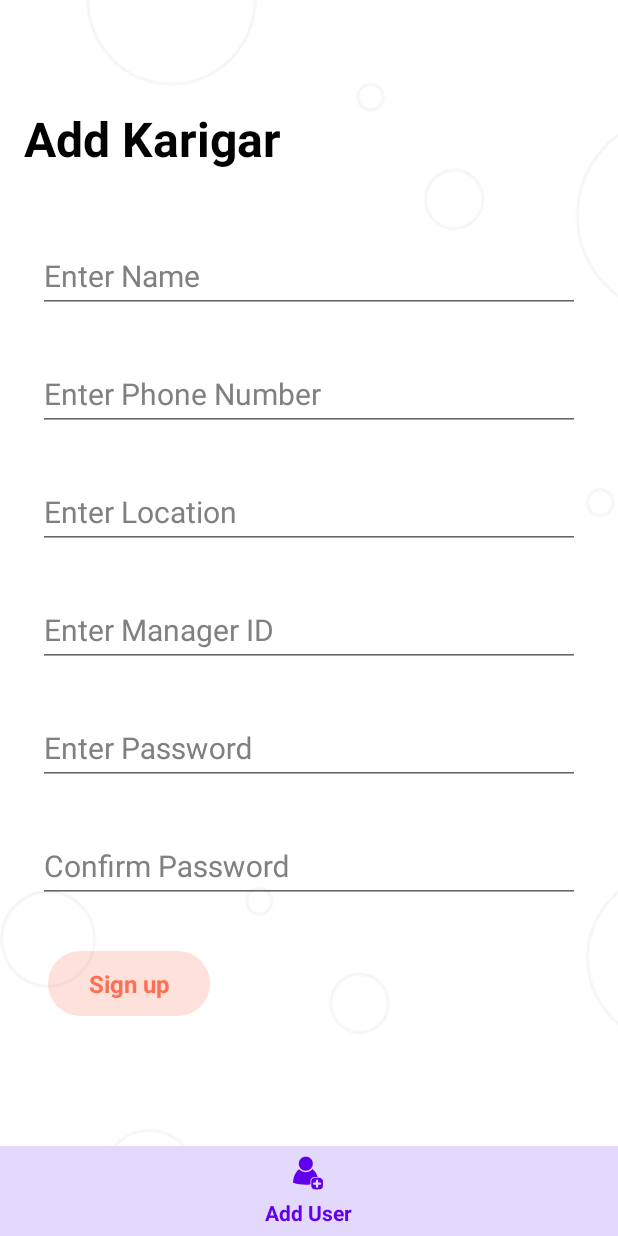
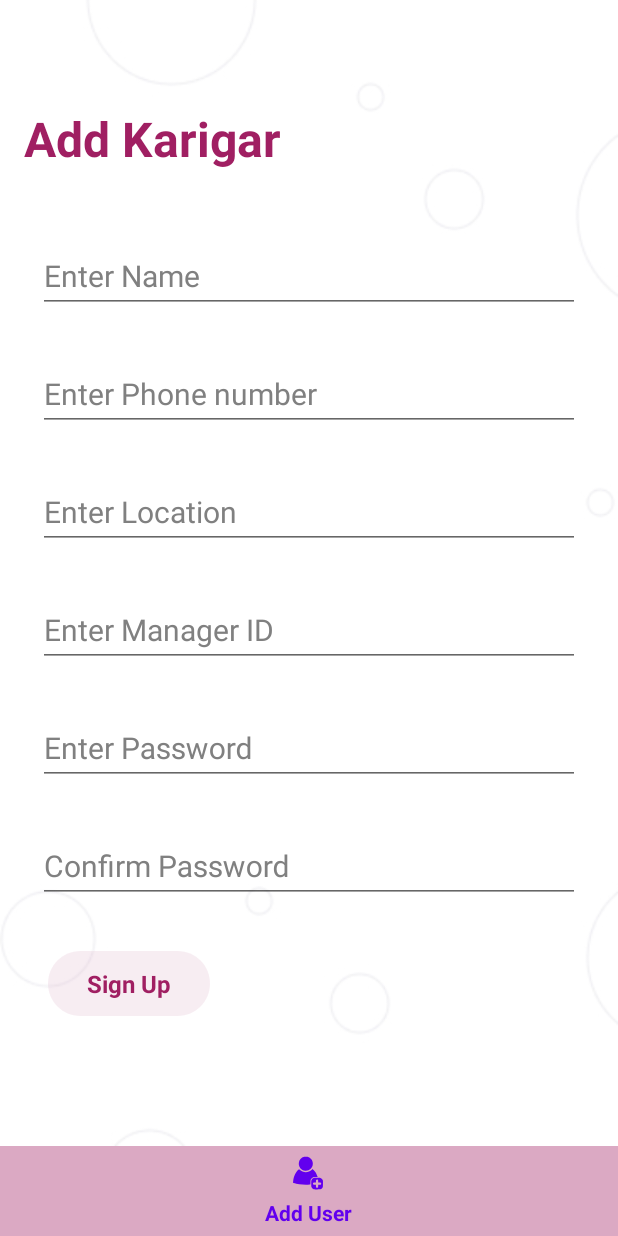
Before and after one commit to CFGIndia20/team-22, an Android app: the fragment AddUserFragment placed in its activity, on a phone screen of 412 x 824 dp. Run offline under Robolectric (Android 15) with nearby library versions, the phone set to English and light mode, and no system bars; 3 statements that could not run were skipped.

Commit message:
add fragment-add_user.xml

```diff
--- a/android/Umeed/app/src/main/res/drawable-v24/button_style_two.xml
+++ b/android/Umeed/app/src/main/res/drawable-v24/button_style_two.xml
@@ -16,7 +16,7 @@
 
         <path
             android:pathData="M0 0V43H108V0"
-            android:fillColor="#FF7052"
+            android:fillColor="@color/umeed_light"
             />
 
     </group>
--- a/android/Umeed/app/src/main/res/drawable/bottom_nav_style.xml
+++ b/android/Umeed/app/src/main/res/drawable/bottom_nav_style.xml
@@ -12,7 +12,7 @@
 
         <path
             android:pathData="M0 0V80H375V0"
-            android:fillColor="#e3d9fc"
+            android:fillColor="@color/umeed_light"
             />
 
     </group>
--- /dev/null
+++ b/android/Umeed/app/src/main/res/drawable/ic_splash_logo.xml
@@ -0,0 +1,18 @@
+<vector xmlns:android="http://schemas.android.com/apk/res/android"
+    android:width="530dp"
+    android:height="530dp"
+    android:viewportWidth="530"
+    android:viewportHeight="530">
+  <path
+      android:pathData="M307.8,172.7c-0.1,0.5 -2.8,2.8 -5.8,5.3 -8.4,6.9 -12.6,10.6 -23.8,21.7l-10.3,10.2 4,2.1c11.4,5.8 12.4,20.6 1.8,28.4 -4,2.9 -13.4,2.9 -17.4,-0 -10.6,-7.8 -9.6,-23.2 1.9,-28.4 2.3,-1 3.5,-2.1 2.9,-2.5 -0.6,-0.3 -0.8,-1.2 -0.5,-1.8 0.4,-0.7 0.4,-0.9 0,-0.6 -0.4,0.4 -5.8,-4.3 -11.9,-10.3 -6.2,-6.1 -13.6,-12.8 -16.4,-15 -2.9,-2.2 -5.3,-4.4 -5.3,-4.9 0,-2.4 -2.2,-0.2 -5.8,5.8 -4.1,6.9 -15.5,30.1 -16.6,33.9 -0.5,1.7 1,3.1 9.6,8.9 11.9,8 31.5,26.9 42.3,41 3.9,5 7.5,9.1 8,9.2 0.6,0.1 3.7,-3.3 7.1,-7.7 14.5,-19 33.9,-37.4 51.7,-48.9 3.7,-2.4 6.7,-4.5 6.7,-4.8 0,-2.6 -13.2,-29.8 -18.7,-38.6 -2.4,-3.8 -2.9,-4.2 -3.5,-3z"
+      android:fillColor="@color/umeed_dark"
+      android:strokeColor="#00000000"/>
+  <path
+      android:pathData="M327.9,229.7c-21.8,23.9 -38.4,55.8 -44,84.5 -2.4,12.4 -2.6,38.4 -0.4,51.1 1.4,8.1 5.6,22.7 7.4,25.5 0.6,1 2.6,0.3 8.7,-2.9 12.9,-6.8 23.3,-14.6 33.9,-25.3 18.1,-18.3 28.2,-37.2 33.5,-62.6 2.6,-12.9 2.1,-55.3 -0.8,-58.2 -0.9,-0.9 -6.8,1 -17,5.4 -4,1.7 -7.5,2.9 -7.8,2.6 -0.5,-0.5 -4.2,-15.3 -4.8,-19 -0.1,-1 -0.5,-2.1 -0.9,-2.4 -0.4,-0.4 -0.7,-1.6 -0.7,-2.6 0,-3 -1.5,-2.1 -7.1,3.9z"
+      android:fillColor="#000000"
+      android:strokeColor="#00000000"/>
+  <path
+      android:pathData="M198.7,232c-0.9,1.9 -2.4,7.2 -3.3,11.7 -1,4.6 -2.1,8.3 -2.6,8.3 -0.4,-0 -3.2,-1.1 -6.2,-2.5 -8.4,-3.9 -21.7,-8.6 -22.6,-8 -1.9,1.2 -3.3,20.3 -2.7,36.9 0.7,18.4 2.5,28.6 7.3,41.6 2.7,7.3 3.8,9.6 9.2,19 10,17.5 29.2,35.9 48.7,46.8 11.6,6.5 11.7,6.5 14.3,-1.3 4.8,-14.4 6.5,-26 6.5,-43.5 0.1,-18.3 -1.3,-27.8 -6.5,-44 -6.7,-21.1 -21.5,-46.8 -37.1,-64.5l-3.5,-4 -1.5,3.5z"
+      android:fillColor="#000000"
+      android:strokeColor="#00000000"/>
+</vector>
--- a/android/Umeed/app/src/main/res/layout/activity_splash_screen.xml
+++ b/android/Umeed/app/src/main/res/layout/activity_splash_screen.xml
@@ -6,8 +6,9 @@
     <ImageView
         android:layout_width="250dp"
         android:layout_height="250dp"
-        android:src="@drawable/ic_logooo"
+        android:src="@drawable/splashh_logo"
         android:layout_centerInParent="true"/>
+
     <RelativeLayout
         android:layout_width="wrap_content"
         android:layout_height="wrap_content"
@@ -29,6 +30,7 @@
             android:layout_centerVertical="true"
             android:layout_toRightOf="@id/tview"
             android:scaleType="centerCrop"
+
         android:src="@drawable/ic_logooo"/>
     </RelativeLayout>
 
--- a/android/Umeed/app/src/main/res/layout/fragment_add_user.xml
+++ b/android/Umeed/app/src/main/res/layout/fragment_add_user.xml
@@ -18,7 +18,31 @@
             android:text="Add Karigar"
             android:textStyle="bold"
             android:textSize="32dp"
-            android:textColor="#000000"/>
+            android:textColor="@color/umeed_dark"/>
+
+        <android.support.design.widget.TextInputLayout
+            android:id="@+id/name"
+            android:layout_width="match_parent"
+            android:layout_height="wrap_content"
+            android:layout_marginLeft="25dp"
+            android:layout_marginTop="20dp"
+            android:layout_marginRight="25dp"
+            android:textColorHint="@color/dark_grey">
+
+            <AutoCompleteTextView
+                android:id="@+id/addUser_et_name"
+                android:layout_width="match_parent"
+                android:layout_height="wrap_content"
+                android:hint="@string/name"
+                android:imeOptions="actionNext"
+                android:inputType="textNoSuggestions"
+                android:maxLines="1"
+                android:textColor="#000000"
+                android:textColorHint="@color/dark_grey"
+                android:textIsSelectable="false"
+                android:textSize="20sp" />
+        </android.support.design.widget.TextInputLayout>
+
         <android.support.design.widget.TextInputLayout
             android:layout_width="match_parent"
             android:layout_height="wrap_content"
@@ -28,57 +52,10 @@
             android:layout_marginRight="25dp"
             >
             <AutoCompleteTextView
-                android:id="@+id/username"
+                android:id="@+id/addUser_et_phoneNumber"
                 android:layout_width="match_parent"
                 android:layout_height="wrap_content"
-                android:hint="Enter Name"
-                android:imeOptions="actionNext"
-                android:inputType="textNoSuggestions"
-                android:maxLines="1"
-                android:textColor="#000000"
-                android:textColorHint="@color/dark_grey"
-                android:textIsSelectable="false"
-                android:textSize="20sp"
-                />
-        </android.support.design.widget.TextInputLayout>
-        <android.support.design.widget.TextInputLayout
-            android:layout_width="match_parent"
-            android:layout_height="wrap_content"
-            android:textColorHint="@color/dark_grey"
-            android:layout_marginLeft="25dp"
-            android:layout_marginRight="25dp"
-            android:id="@+id/layoutPhone"
-            android:layout_marginTop="20dp"
-            android:layout_marginBottom="10dp"
-            android:visibility="gone"
-            >
-            <AutoCompleteTextView
-                android:id="@+id/phone"
-                android:layout_width="match_parent"
-                android:layout_height="wrap_content"
-                android:hint="Enter phone number"
-                android:imeOptions="actionNext"
-                android:inputType="phone"
-                android:maxLines="1"
-                android:textColor="#000000"
-                android:textColorHint="@color/dark_grey"
-                android:textIsSelectable="false"
-                android:textSize="20sp"
-                />
-        </android.support.design.widget.TextInputLayout>
-        <android.support.design.widget.TextInputLayout
-            android:layout_width="match_parent"
-            android:layout_height="wrap_content"
-            android:textColorHint="@color/dark_grey"
-            android:layout_marginTop="20dp"
-            android:layout_marginLeft="25dp"
-            android:layout_marginRight="25dp"
-            >
-            <AutoCompleteTextView
-                android:id="@+id/phone_number"
-                android:layout_width="match_parent"
-                android:layout_height="wrap_content"
-                android:hint="Enter Phone Number"
+                android:hint="@string/phone_number"
                 android:imeOptions="actionNext"
                 android:inputType="number"
                 android:maxLines="1"
@@ -97,10 +74,10 @@
             android:layout_marginRight="25dp"
             >
             <AutoCompleteTextView
-                android:id="@+id/phone_number"
+                android:id="@+id/addUser_et_location"
                 android:layout_width="match_parent"
                 android:layout_height="wrap_content"
-                android:hint="Enter Location"
+                android:hint="@string/location"
                 android:imeOptions="actionNext"
                 android:inputType="number"
                 android:maxLines="1"
@@ -119,10 +96,10 @@
             android:layout_marginRight="25dp"
             >
             <AutoCompleteTextView
-                android:id="@+id/phone_number"
+                android:id="@+id/addUser_et_managerId"
                 android:layout_width="match_parent"
                 android:layout_height="wrap_content"
-                android:hint="Enter Manager ID"
+                android:hint="@string/managerId"
                 android:imeOptions="actionNext"
                 android:inputType="number"
                 android:maxLines="1"
@@ -142,10 +119,10 @@
             android:layout_marginRight="25dp"
             >
             <AutoCompleteTextView
-                android:id="@+id/password"
+                android:id="@+id/addUser_et_password"
                 android:layout_width="match_parent"
                 android:layout_height="wrap_content"
-                android:hint="Enter Password"
+                android:hint="@string/password"
                 android:imeOptions="actionNext"
                 android:inputType="textPassword"
                 android:maxLines="1"
@@ -164,10 +141,10 @@
             android:layout_marginRight="25dp"
             >
             <AutoCompleteTextView
-                android:id="@+id/cpassword"
+                android:id="@+id/addUser_et_confirmPassword"
                 android:layout_width="match_parent"
                 android:layout_height="wrap_content"
-                android:hint="Confirm Password"
+                android:hint="@string/confirm_password"
                 android:imeOptions="actionNext"
                 android:inputType="textPassword"
                 android:maxLines="1"
@@ -188,13 +165,13 @@
                 android:layout_width="wrap_content"
                 android:layout_height="wrap_content"
                 android:background="@drawable/button_style_two"
-                android:text="Sign up"
+                android:text="@string/signUp"
                 android:gravity="center"
                 android:textStyle="bold"
                 android:id="@+id/addUser_bt_signIn"
                 android:textSize="16sp"
                 android:layout_alignParentLeft="true"
-                android:textColor="@color/orange"/>
+                android:textColor="@color/umeed_dark"/>
             <ProgressBar
                 android:visibility="gone"
                 android:id="@+id/addUser_pg_signIn"
--- a/android/Umeed/app/src/main/res/values/strings.xml
+++ b/android/Umeed/app/src/main/res/values/strings.xml
@@ -4,6 +4,11 @@
     <string name="forgot_password">Forgot Password?</string>
     <string name="login_text">Welcome to UMEED</string>
     <string name="login_btn">Login</string>
-    <string name="phone_number">Enter phone number</string>
-    <string name="password">Enter password</string>
+    <string name="phone_number">Enter Phone number</string>
+    <string name="password">Enter Password</string>
+    <string name="name">Enter Name</string>
+    <string name="location">Enter Location</string>
+    <string name="managerId">Enter Manager ID</string>
+    <string name="confirm_password">Confirm Password</string>
+    <string name="signUp">Sign Up</string>
 </resources>
```
Also changed, not shown: android/Umeed/app/src/main/res/drawable/splash logo.png (added), android/Umeed/app/src/main/res/drawable/splashh_logo.png (added).
